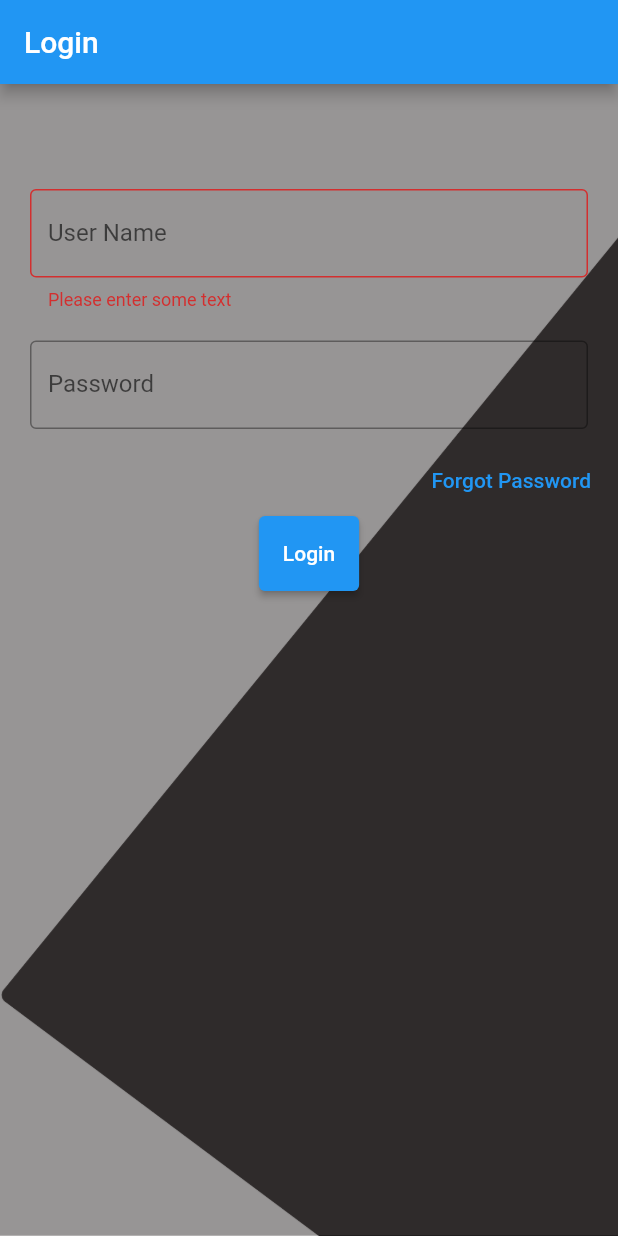
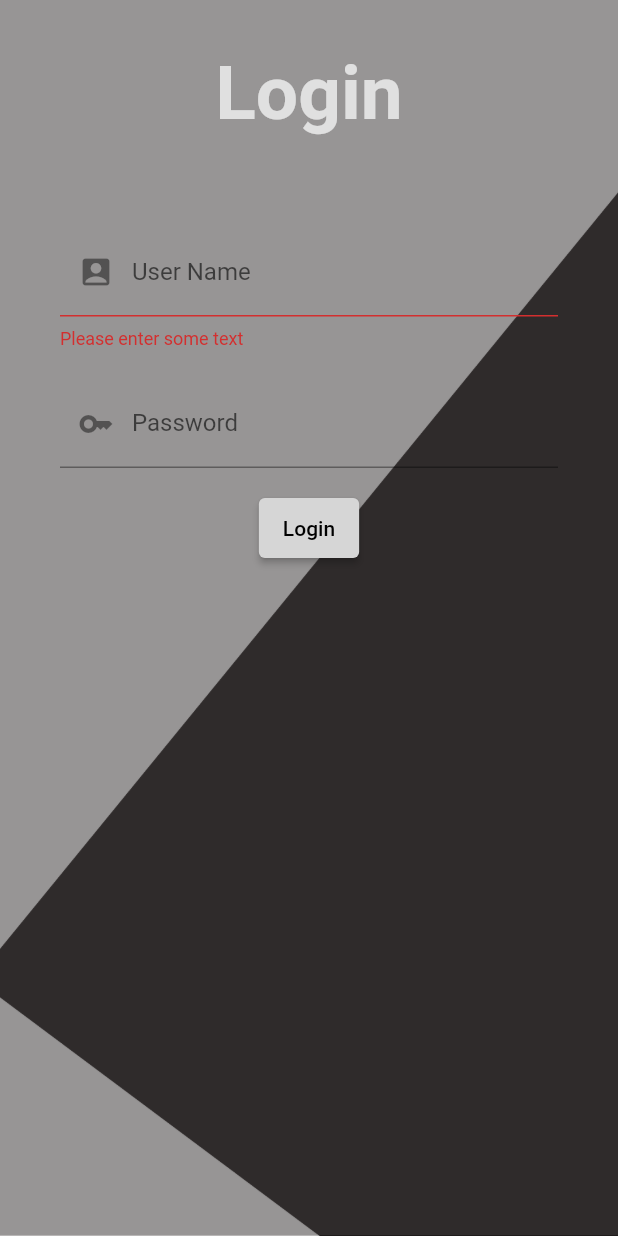
Before and after one commit to MiniProject-HMS/frontend, a Flutter app: the screen it shows after launch, after a tap on "Login", on a phone screen of 412 x 824 dp. Run offline on Flutter 3.47's test engine with Material 2 defaults, Android fonts, the phone set to English and light mode, and no system bars; our stand-ins replace hive, hive_flutter; accounts and stored records are empty; network calls fail.

Commit message:
Made some changes to login page

```diff
--- a/lib/main.dart
+++ b/lib/main.dart
@@ -45,7 +45,7 @@ class HMS extends StatelessWidget {
     }
     return MaterialApp(
       title: "HMS",
-      theme: ThemeData(primaryColor: Colors.blue),
+      theme: ThemeData(primaryColor: Colors.grey, primarySwatch: Colors.amber),
       home: const SafeArea(
         child: ScreenLogin(),
       ),
--- a/lib/screens/login_page.dart
+++ b/lib/screens/login_page.dart
@@ -11,11 +11,8 @@ class ScreenLogin extends StatelessWidget {
 
   @override
   Widget build(BuildContext context) {
-    return Scaffold(
-      appBar: AppBar(
-        title: const Text('Login'),
-      ),
-      body: const LoginPage(),
+    return const Scaffold(
+      body: LoginPage(),
     );
   }
 }
@@ -43,9 +40,21 @@ class _LoginPageState extends State<LoginPage> {
         fit: BoxFit.cover,
       )),
       child: Padding(
-        padding: const EdgeInsets.all(10),
+        padding: const EdgeInsets.all(30),
         child: Column(
           children: [
+            const SizedBox(
+              height: 03,
+            ),
+            Center(
+                child: Text(
+              'Login',
+              style: TextStyle(
+                fontWeight: FontWeight.bold,
+                color: Colors.grey[300],
+                fontSize: 50,
+              ),
+            )),
             const SizedBox(
               height: 50,
             ),
@@ -64,7 +73,8 @@ class _LoginPageState extends State<LoginPage> {
                   },
                   controller: nameController,
                   decoration: const InputDecoration(
-                    border: OutlineInputBorder(),
+                    prefixIcon: Icon(Icons.account_box),
+                    border: UnderlineInputBorder(),
                     labelText: 'User Name',
                   ),
                 ),
@@ -84,31 +94,34 @@ class _LoginPageState extends State<LoginPage> {
                   obscureText: true,
                   controller: passwordController,
                   decoration: const InputDecoration(
-                    border: OutlineInputBorder(),
+                    prefixIcon: Icon(Icons.key),
+                    border: UnderlineInputBorder(),
                     labelText: 'Password',
                   ),
                 ),
               ),
             ),
-            SizedBox(
-              // color: Colors.blue[50],
-              width: double.infinity,
-              child: Align(
-                alignment: Alignment.centerRight,
-                child: TextButton(
-                  onPressed: () {
-                    //forgot password screen
-                  },
-                  child: const Text(
-                    'Forgot Password',
-                  ),
-                ),
-              ),
-            ),
+            // SizedBox(
+            //   // color: Colors.blue[50],
+            //   width: double.infinity,
+            //   child: Align(
+            //     alignment: Alignment.centerRight,
+            //     child: TextButton(
+            //       onPressed: () {
+            //         //forgot password screen
+            //       },
+            //       child: const Text(
+            //         'Forgot Password',
+            //       ),
+            //     ),
+            //   ),
+            // ),
             Container(
                 height: 50,
-                padding: const EdgeInsets.fromLTRB(10, 0, 10, 0),
+                padding: const EdgeInsets.fromLTRB(10, 10, 10, 0),
                 child: ElevatedButton(
+                  style: ElevatedButton.styleFrom(primary: Colors.grey[350],),
+
                   child: const Text('Login'),
                   onPressed: () async {
                     if (_formValidator()) {
@@ -117,27 +130,21 @@ class _LoginPageState extends State<LoginPage> {
                       //id stored in hivebox.
                       var a = await _postLogin(
                           nameController.text, passwordController.text);
-                          // print(a);
-                      if(a=='success'){
+                      // print(a);
+                      if (a == 'success') {
                         _snackbar(a);
                         _storeDataToLocal();
                         print((nameController.text).contains('1999'));
-                        if((nameController.text).contains('1999')){
+                        if ((nameController.text).contains('1999')) {
                           _navigateToWorker();
                           var accessWorker = Hive.box("dataStore");
                           accessWorker.put('isWorker', true);
+                        } else {
+                          _navigateToProfile();
                         }
-                        else{
-                          _navigateToProfile();
-
-                        }
-
-                      }
-                      else{
+                      } else {
                         _snackbar('Unsuccessful');
                       }
-
-
                     }
                     print(nameController.text);
                     print(passwordController.text);
@@ -177,8 +184,7 @@ class _LoginPageState extends State<LoginPage> {
   Future<String> _postLogin(id, passw) async {
     try {
       var response = await http.post(
-        Uri.parse(
-            'http://127.0.0.1:8000/api/login/'),
+        Uri.parse('http://127.0.0.1:8000/api/login/'),
         headers: <String, String>{
           'Content-Type': 'application/json; charset=UTF-8',
         },
@@ -194,6 +200,7 @@ class _LoginPageState extends State<LoginPage> {
       return e.toString();
     }
   }
+
   //replace qith Navigator.pushReplacement
   _navigateToProfile() {
     Navigator.pushReplacement(
```
